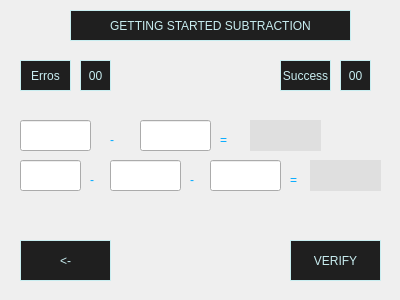
Old version of the form gameMath/learningMath/form3.ui in the repository Leumim2020/mathematics_game_UI_Qt.
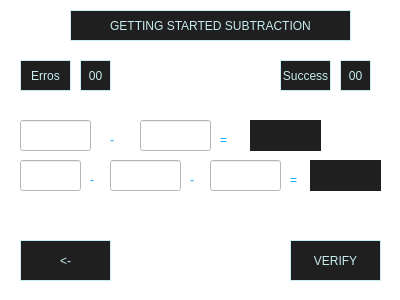
New version of the form.

Commit message: Added background in form3,form4,form5

```diff
--- a/gameMath/learningMath/form3.ui
+++ b/gameMath/learningMath/form3.ui
@@ -26,7 +26,7 @@
    <string>Dialog</string>
   </property>
   <property name="styleSheet">
-   <string notr="true">background-color:#bebeb;</string>
+   <string notr="true">background-color:#fff;</string>
   </property>
   <widget class="QLineEdit" name="lineEdit_4">
    <property name="geometry">
@@ -261,7 +261,7 @@
    </property>
    <property name="styleSheet">
     <string notr="true">font: 75 12pt &quot;MS Shell Dlg 2&quot;;
-background-color:rgb(223, 223, 223);
+background-color:rgb(31,31,31);
 border:none;
 color:rgb(200,237,240);</string>
    </property>
@@ -283,7 +283,7 @@
    </property>
    <property name="styleSheet">
     <string notr="true">font: 75 12pt &quot;MS Shell Dlg 2&quot;;
-background-color:rgb(223, 223, 223);
+background-color:rgb(31,31,31);
 border:none;
 color:rgb(200,237,240);</string>
    </property>
```
Left out of the diff: 30 changed lines with no effect on the pictures. The commit also changes 22 other files.
